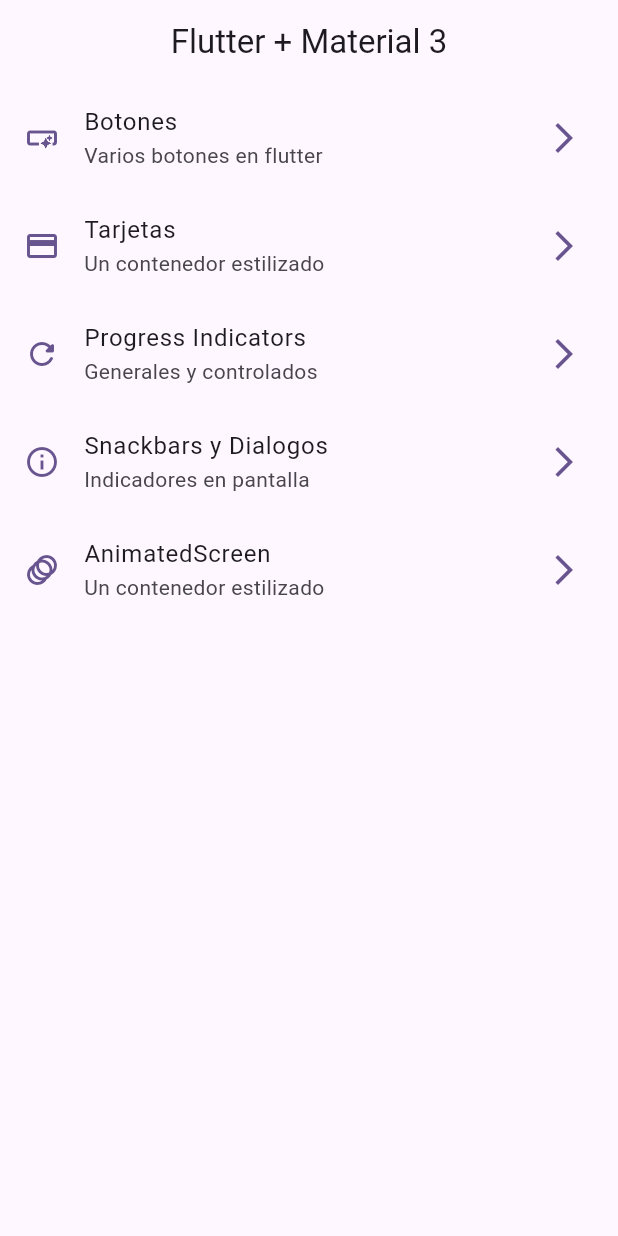
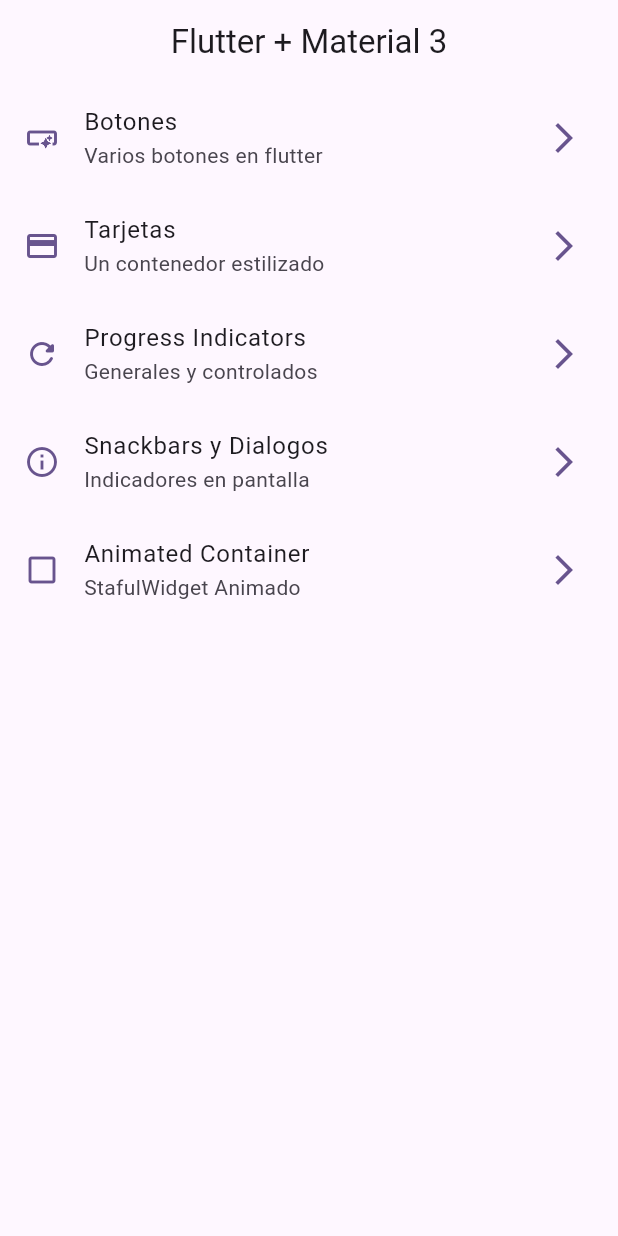
Before and after one commit to cykill00/prueba, a Flutter app: the screen it shows after launch, on a phone screen of 412 x 824 dp. Run offline on Flutter 3.47's test engine with Material 2 defaults, Android fonts, the phone set to English and light mode, and no system bars; our stand-ins replace go_router.

Commit message:
animated container terminado

```diff
--- a/lib/config/menu/menu_items.dart
+++ b/lib/config/menu/menu_items.dart
@@ -38,13 +38,11 @@ const appMenuItem = <MenuItem>[
     link: '/snackbars',
     icon: Icons.info_outlined),
 
-
-
   MenuItem(
-    title:'AnimatedScreen',
-    subTitle:'Un contenedor estilizado',
+    title:'Animated Container',
+    subTitle:'StafulWidget Animado',
     link: '/animated',
-    icon: Icons.animation_rounded)
+    icon: Icons.check_box_outline_blank_outlined),
 
 
 ];
```
Also changed, not shown: lib/presentation/screens/animated_screen.dart (+45 -12 lines).
